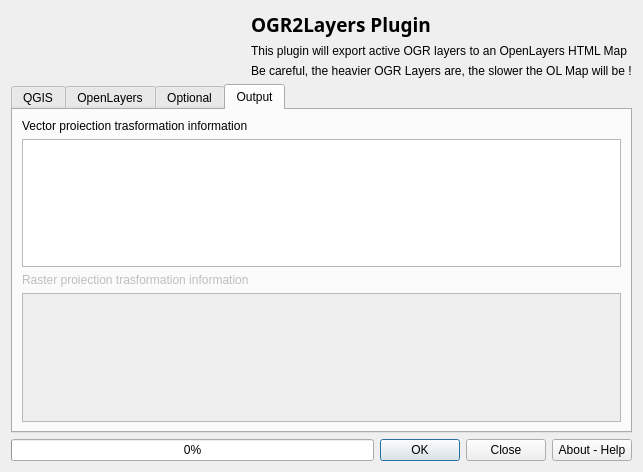
Before: the Qt Designer form ui_OGR2Layers.ui in lucadelu/OGR2Layers, drawn with Qt 5.
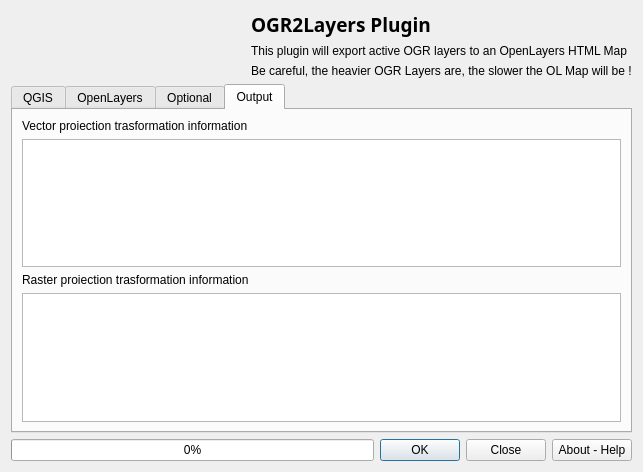
After: the same form once the commit is applied. The open tabs and pages were chosen to show the change. Icons and pictures are not drawn.

Diff of the .ui file:
```diff
--- a/ui_OGR2Layers.ui
+++ b/ui_OGR2Layers.ui
@@ -573,7 +573,7 @@
          <item>
           <widget class="QLabel" name="label_14">
            <property name="enabled">
-            <bool>false</bool>
+            <bool>true</bool>
            </property>
            <property name="text">
             <string>Raster proiection trasformation information</string>
@@ -583,7 +583,7 @@
          <item>
           <widget class="QTextBrowser" name="textBrowserRaster">
            <property name="enabled">
-            <bool>false</bool>
+            <bool>true</bool>
            </property>
           </widget>
          </item>
```
